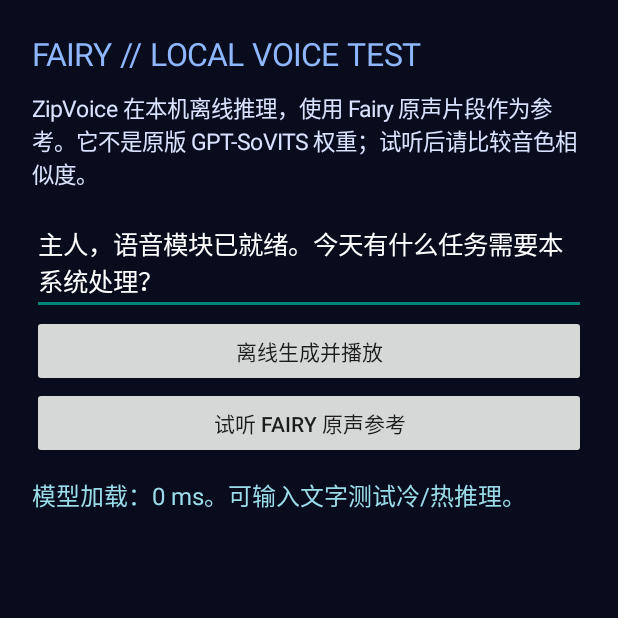
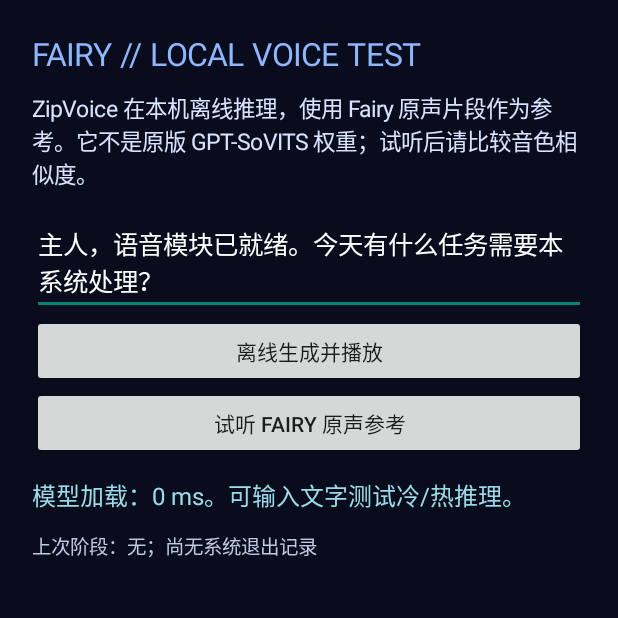
Before and after one commit to fabulousnm/HiFairy, an Android app: the screen it shows after launch (TtsLabActivity), on a phone screen of 412 x 824 dp, the top half of it. Run offline under Robolectric (Android 15) with nearby library versions, the phone set to English and light mode, and no system bars; libraries missing offline, so code that uses them is left out: com.k2fsa.sherpa; 3 statements that could not run were skipped.

Commit message:
Add TTS lab crash diagnostics for device testing

```diff
--- a/tts-lab/src/main/java/com/hifairy/ttslab/TtsLabActivity.kt
+++ b/tts-lab/src/main/java/com/hifairy/ttslab/TtsLabActivity.kt
@@ -1,11 +1,14 @@
 package com.hifairy.ttslab
 
 import android.app.Activity
+import android.app.ActivityManager
+import android.app.ApplicationExitInfo
 import android.media.AudioAttributes
 import android.media.AudioFormat
 import android.media.AudioTrack
 import android.media.MediaPlayer
 import android.os.Bundle
+import android.os.Build
 import android.os.SystemClock
 import android.widget.Button
 import android.widget.EditText
@@ -21,6 +24,7 @@ class TtsLabActivity : Activity() {
     private lateinit var synthButton: Button
     private lateinit var referenceButton: Button
     private lateinit var status: TextView
+    private lateinit var diagnostics: TextView
     private var samplePlayer: MediaPlayer? = null
     @Volatile private var closed = false
 
@@ -45,12 +49,17 @@ class TtsLabActivity : Activity() {
         column.addView(referenceButton)
         status = TextView(this).apply { text = "正在加载本地模型…"; textSize = 16f; setTextColor(0xff9adce9.toInt()); setPadding(0, 18, 0, 0) }
         column.addView(status)
+        diagnostics = TextView(this).apply { text = lastExitReport(); textSize = 13f; setTextColor(0xffbfc9e3.toInt()); setPadding(0, 18, 0, 0) }
+        column.addView(diagnostics)
         setContentView(ScrollView(this).apply { setBackgroundColor(0xff090c1d.toInt()); addView(column) })
+        markStage("model_loading")
         worker.execute {
             try {
                 val loadMs = benchmark.load()
+                markStage("model_ready")
                 runOnUiThread { if (!closed) { status.text = "模型加载：${loadMs} ms。可输入文字测试冷/热推理。"; synthButton.isEnabled = true } }
             } catch (error: Throwable) {
+                markStage("model_load_error")
                 runOnUiThread { if (!closed) status.text = "模型加载失败：${error.message ?: error.javaClass.simpleName}" }
             }
         }
@@ -66,7 +75,9 @@ class TtsLabActivity : Activity() {
         worker.execute {
             var track: AudioTrack? = null
             try {
+                markStage("generating")
                 val output = benchmark.synthesize(text)
+                markStage("generated")
                 val metrics = output.metrics
                 val sampleRate = 24000
                 check(metrics.sampleRate == sampleRate) { "采样率不匹配：${metrics.sampleRate}" }
@@ -78,6 +89,7 @@ class TtsLabActivity : Activity() {
                     .setBufferSizeInBytes(maxOf(minimum, 9600))
                     .setTransferMode(AudioTrack.MODE_STREAM).build()
                 check(track.state == AudioTrack.STATE_INITIALIZED) { "音频轨道初始化失败" }
+                markStage("playing")
                 track.play()
                 val pcm = ShortArray(output.samples.size) { index -> (output.samples[index].coerceIn(-1f, 1f) * 32767f).toInt().toShort() }
                 var offset = 0
@@ -90,8 +102,10 @@ class TtsLabActivity : Activity() {
                 val remainingMs = ((pcm.size - played).coerceAtLeast(0L) * 1000L / sampleRate).coerceAtMost(30000L)
                 runOnUiThread { if (!closed) status.text = "首块生成：${metrics.firstChunkMs ?: "无"} ms\n完整推理：${metrics.inferenceMs} ms\n音频长度：${metrics.audioMs} ms\nRTF：${"%.2f".format(metrics.rtf)}\n正在播放…" }
                 SystemClock.sleep(remainingMs + 150)
+                markStage("completed")
                 runOnUiThread { if (!closed) { status.text = status.text.toString().replace("正在播放…", "播放完成"); synthButton.isEnabled = true; referenceButton.isEnabled = true } }
             } catch (error: Throwable) {
+                markStage("error: ${error.javaClass.simpleName}: ${error.message}")
                 runOnUiThread { if (!closed) { status.text = "合成失败：${error.message ?: error.javaClass.simpleName}"; synthButton.isEnabled = true; referenceButton.isEnabled = true } }
             } finally {
                 try { track?.stop() } catch (_: Exception) { }
@@ -113,6 +127,33 @@ class TtsLabActivity : Activity() {
         status.text = "正在播放 Fairy 原声参考（非合成）"
     }
 
+    private fun markStage(stage: String) {
+        getSharedPreferences("tts_diagnostics", MODE_PRIVATE).edit()
+            .putString("stage", stage).putLong("at", System.currentTimeMillis()).commit()
+    }
+
+    private fun lastExitReport(): String {
+        val prefs = getSharedPreferences("tts_diagnostics", MODE_PRIVATE)
+        val stage = prefs.getString("stage", "无")
+        if (Build.VERSION.SDK_INT < 30) return "上次阶段：$stage；系统未提供退出原因 API"
+        return try {
+            val manager = getSystemService(ACTIVITY_SERVICE) as ActivityManager
+            val info = manager.getHistoricalProcessExitReasons(packageName, 0, 5).firstOrNull()
+            if (info == null) "上次阶段：$stage；尚无系统退出记录" else {
+                val reason = when (info.reason) {
+                    ApplicationExitInfo.REASON_CRASH -> "Java 崩溃"
+                    ApplicationExitInfo.REASON_CRASH_NATIVE -> "原生崩溃"
+                    ApplicationExitInfo.REASON_LOW_MEMORY -> "内存不足被杀"
+                    ApplicationExitInfo.REASON_ANR -> "无响应"
+                    ApplicationExitInfo.REASON_EXIT_SELF -> "应用主动退出"
+                    else -> "代码 ${info.reason}"
+                }
+                val trace = info.traceInputStream?.use { String(it.readNBytes(4096), Charsets.UTF_8) }
+                "上次阶段：$stage\n系统退出：$reason；状态 ${info.status}\n时间：${java.util.Date(info.timestamp)}\n${trace.orEmpty().take(1200)}"
+            }
+        } catch (error: Exception) { "上次阶段：$stage；退出信息不可读：${error.javaClass.simpleName}" }
+    }
+
     override fun onDestroy() {
         closed = true
         samplePlayer?.release()
```
Also changed, not shown: 2 other files.
